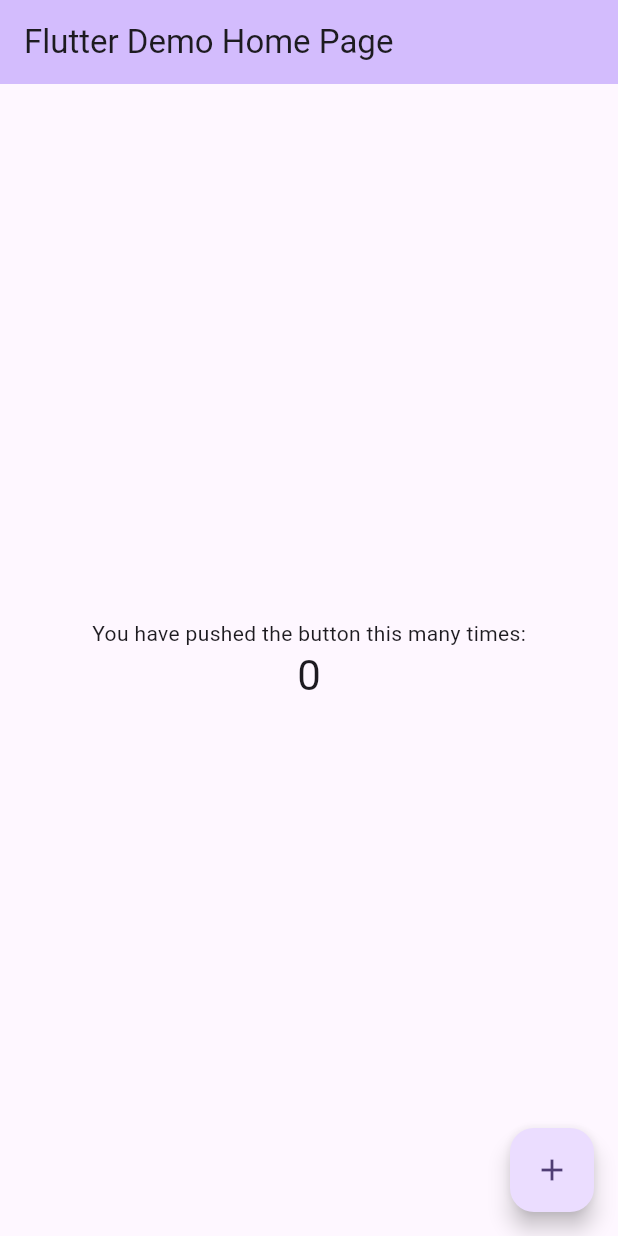
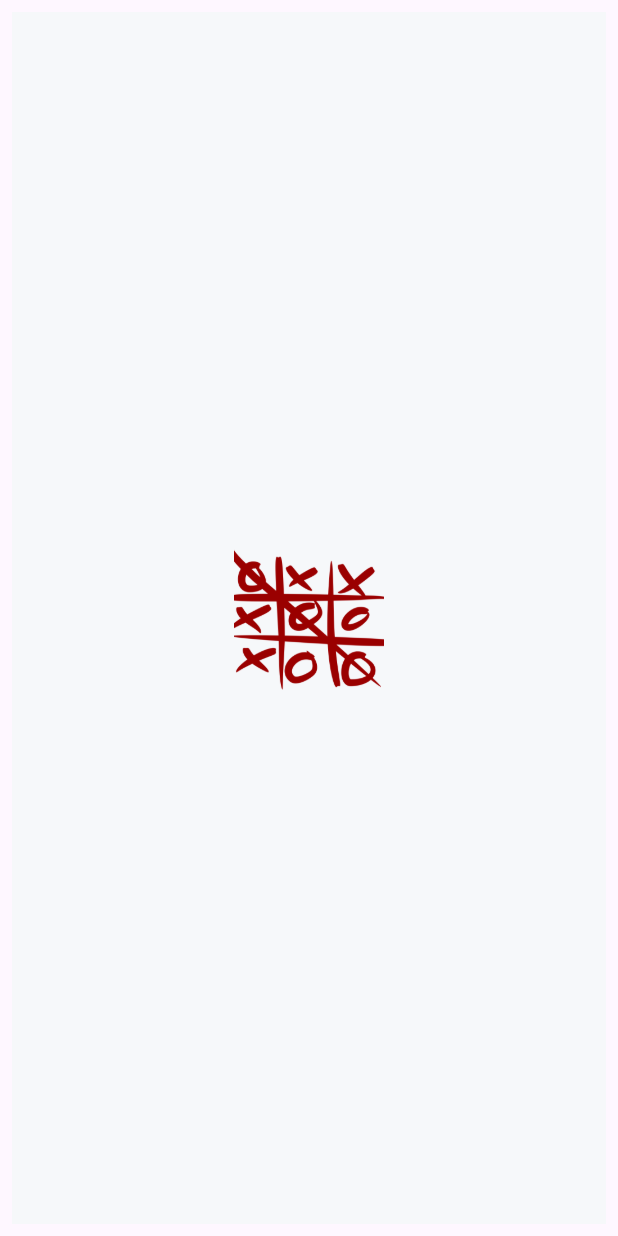
Before and after one commit to Kaviraghul/scaler_lld_assignments, a Flutter app: the screen it shows after launch, on a phone screen of 412 x 824 dp. Run offline on Flutter 3.47's test engine with Material 3 defaults, Android fonts, the phone set to English and light mode, and no system bars; our stand-ins replace go_router.

Commit message:
basic setup for routing

```diff
--- a/lib/main.dart
+++ b/lib/main.dart
@@ -1,4 +1,5 @@
 import 'package:flutter/material.dart';
+import 'package:scaler_assignments/presentation/resources/routes_manager.dart';
 
 void main() {
   runApp(const MyApp());
@@ -7,119 +8,18 @@
 class MyApp extends StatelessWidget {
   const MyApp({super.key});
 
-  // This widget is the root of your application.
   @override
   Widget build(BuildContext context) {
-    return MaterialApp(
+    return MaterialApp.router(
       title: 'Flutter Demo',
+      routeInformationParser: routesManger.routeInformationParser,
+      routeInformationProvider: routesManger.routeInformationProvider,
+      routerDelegate: routesManger.routerDelegate,
+      backButtonDispatcher: RootBackButtonDispatcher(),
       theme: ThemeData(
-        // This is the theme of your application.
-        //
-        // TRY THIS: Try running your application with "flutter run". You'll see
-        // the application has a purple toolbar. Then, without quitting the app,
-        // try changing the seedColor in the colorScheme below to Colors.green
-        // and then invoke "hot reload" (save your changes or press the "hot
-        // reload" button in a Flutter-supported IDE, or press "r" if you used
-        // the command line to start the app).
-        //
-        // Notice that the counter didn't reset back to zero; the application
-        // state is not lost during the reload. To reset the state, use hot
-        // restart instead.
-        //
-        // This works for code too, not just values: Most code changes can be
-        // tested with just a hot reload.
         colorScheme: ColorScheme.fromSeed(seedColor: Colors.deepPurple),
         useMaterial3: true,
       ),
-      home: const MyHomePage(title: 'Flutter Demo Home Page'),
     );
   }
 }
-
-class MyHomePage extends StatefulWidget {
-  const MyHomePage({super.key, required this.title});
-
-  // This widget is the home page of your application. It is stateful, meaning
-  // that it has a State object (defined below) that contains fields that affect
-  // how it looks.
-
-  // This class is the configuration for the state. It holds the values (in this
-  // case the title) provided by the parent (in this case the App widget) and
-  // used by the build method of the State. Fields in a Widget subclass are
-  // always marked "final".
-
-  final String title;
-
-  @override
-  State<MyHomePage> createState() => _MyHomePageState();
-}
-
-class _MyHomePageState extends State<MyHomePage> {
-  int _counter = 0;
-
-  void _incrementCounter() {
-    setState(() {
-      // This call to setState tells the Flutter framework that something has
-      // changed in this State, which causes it to rerun the build method below
-      // so that the display can reflect the updated values. If we changed
-      // _counter without calling setState(), then the build method would not be
-      // called again, and so nothing would appear to happen.
-      _counter++;
-    });
-  }
-
-  @override
-  Widget build(BuildContext context) {
-    // This method is rerun every time setState is called, for instance as done
-    // by the _incrementCounter method above.
-    //
-    // The Flutter framework has been optimized to make rerunning build methods
-    // fast, so that you can just rebuild anything that needs updating rather
-    // than having to individually change instances of widgets.
-    return Scaffold(
-      appBar: AppBar(
-        // TRY THIS: Try changing the color here to a specific color (to
-        // Colors.amber, perhaps?) and trigger a hot reload to see the AppBar
-        // change color while the other colors stay the same.
-        backgroundColor: Theme.of(context).colorScheme.inversePrimary,
-        // Here we take the value from the MyHomePage object that was created by
-        // the App.build method, and use it to set our appbar title.
-        title: Text(widget.title),
-      ),
-      body: Center(
-        // Center is a layout widget. It takes a single child and positions it
-        // in the middle of the parent.
-        child: Column(
-          // Column is also a layout widget. It takes a list of children and
-          // arranges them vertically. By default, it sizes itself to fit its
-          // children horizontally, and tries to be as tall as its parent.
-          //
-          // Column has various properties to control how it sizes itself and
-          // how it positions its children. Here we use mainAxisAlignment to
-          // center the children vertically; the main axis here is the vertical
-          // axis because Columns are vertical (the cross axis would be
-          // horizontal).
-          //
-          // TRY THIS: Invoke "debug painting" (choose the "Toggle Debug Paint"
-          // action in the IDE, or press "p" in the console), to see the
-          // wireframe for each widget.
-          mainAxisAlignment: MainAxisAlignment.center,
-          children: <Widget>[
-            const Text(
-              'You have pushed the button this many times:',
-            ),
-            Text(
-              '$_counter',
-              style: Theme.of(context).textTheme.headlineMedium,
-            ),
-          ],
-        ),
-      ),
-      floatingActionButton: FloatingActionButton(
-        onPressed: _incrementCounter,
-        tooltip: 'Increment',
-        child: const Icon(Icons.add),
-      ), // This trailing comma makes auto-formatting nicer for build methods.
-    );
-  }
-}
--- /dev/null
+++ b/lib/presentation/home/home.dart
@@ -0,0 +1,44 @@
+import 'package:flutter/material.dart';
+import 'package:go_router/go_router.dart';
+import 'package:scaler_assignments/presentation/resources/routes_manager.dart';
+
+class HomeScreen extends StatefulWidget {
+  const HomeScreen({super.key});
+
+  @override
+  State<HomeScreen> createState() => _HomeScreenState();
+}
+
+class _HomeScreenState extends State<HomeScreen> {
+  @override
+  Widget build(BuildContext context) {
+    return SafeArea(
+      child: Scaffold(
+        body: Padding(
+          padding: const EdgeInsets.all(8.0),
+          child: Container(
+            alignment: Alignment.center,
+            color: const Color(0xFFf6f8fa),
+            child: GridTile(
+              child: GestureDetector(
+                onTap: () {
+                  context.goNamed(RouteNames.ticTacToeCreateGame);
+                },
+                child: Container(
+                  decoration: const BoxDecoration(
+                    image: DecorationImage(
+                      image: AssetImage('assets/tic_tac_toe.png'),
+                      fit: BoxFit.cover,
+                    ),
+                  ),
+                  height: 100,
+                  width: 100,
+                ),
+              ),
+            ),
+          ),
+        ),
+      ),
+    );
+  }
+}
```
Also changed, not shown: lib/presentation/resources/routes_manager.dart (added, +40 -0 lines), lib/presentation/tic_tac_toe/create_game/create_game.dart (added, +17 -0 lines), pubspec.yaml (+5 -7 lines), assets/tic_tac_toe.png (added), pubspec.lock.
